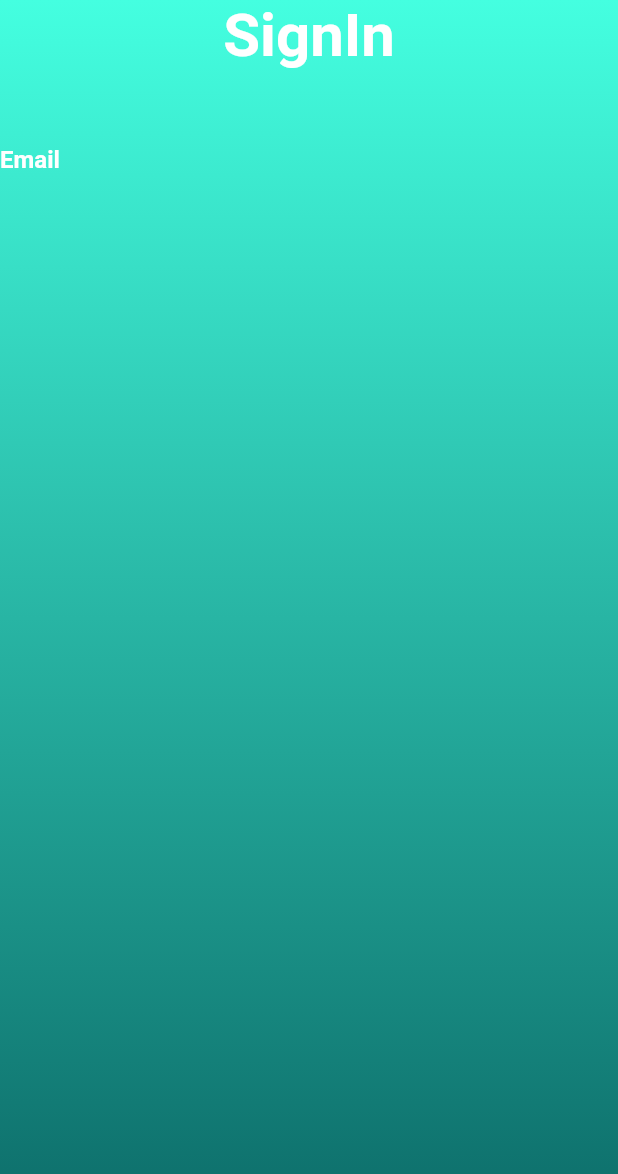
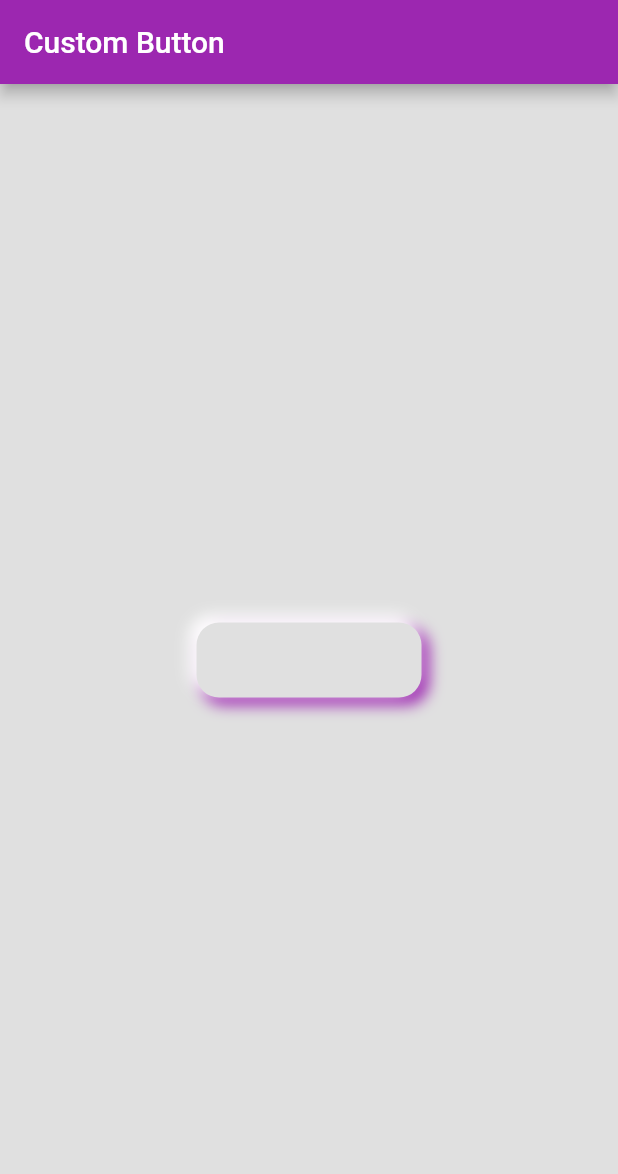
Before and after one commit to Nuwan-Wi/Fuel_App_ui_flutter, a Flutter app: the screen it shows after launch, on a phone screen of 412 x 824 dp. Shown: the top 1174 px of the screen. Run offline on Flutter 3.47's test engine with Material 2 defaults, Android fonts, the phone set to English and light mode, and no system bars.

Commit message:
Button Created

```diff
--- /dev/null
+++ b/sign_in/lib/HomePage.dart
@@ -0,0 +1,85 @@
+// ignore: file_names
+import 'package:flutter/material.dart';
+
+
+//  class HomePage extends StatefulWidget {
+//   const HomePage({super.key});
+
+//   @override
+//   Widget build(BuildContext context) {
+//     return Scaffold(
+//       appBar: AppBar(
+//         title: Text("Custom Button"),
+//         backgroundColor: Colors.purple,
+//       ),
+//       body: Container(
+//         color: Colors.grey.shade300,
+//         child: Center(
+//           child: Container(
+//             height: 50,
+//             width: 150,
+//             decoration: BoxDecoration(
+//               color: Colors.white,
+//               borderRadius: BorderRadius.circular(15),
+//               boxShadow: [
+//                 BoxShadow(
+//                   color: Colors.purple,
+//                   spreadRadius: 1,
+//                   blurRadius: 8,
+//                   offset: Offset(4,4)
+//                 )
+//               ]
+//             ),
+//           ),
+//         ),
+//       )
+//     );
+//   }
+// }
+
+
+class HomePage extends StatefulWidget {
+  const HomePage({super.key});
+
+  @override
+  State<HomePage> createState() => _HomePageState();
+}
+
+class _HomePageState extends State<HomePage> {
+  @override
+  Widget build(BuildContext context) {
+    return Scaffold(
+      appBar: AppBar(
+        title: Text("Custom Button"),
+        backgroundColor: Colors.purple,
+      ),
+      body: Container(
+        color: Colors.grey.shade300,
+        child: Center(
+          child: Container(
+            height: 50,
+            width: 150,
+            decoration: BoxDecoration(
+              color: Colors.grey.shade300,
+              borderRadius: BorderRadius.circular(15),
+              boxShadow: [
+                BoxShadow(
+                  color: Colors.purple,
+                  spreadRadius: 1,
+                  blurRadius: 8,
+                  offset: Offset(4,4),
+                ),
+                BoxShadow(
+                  color: Colors.white,
+                  spreadRadius: 1,
+                  blurRadius: 8,
+                  offset: Offset(-4,-4),
+                )
+              ]
+            ),
+          ),
+        ),
+      )
+    );
+  }
+}
--- a/sign_in/lib/main.dart
+++ b/sign_in/lib/main.dart
@@ -1,5 +1,6 @@
 import 'package:flutter/material.dart';
 import 'login.dart';
+import 'HomePage.dart';
 
 void main() {
   runApp(MyApp());
@@ -12,7 +13,7 @@ class MyApp extends StatelessWidget {
     return MaterialApp(
       title: 'Flutter Demo',
       debugShowCheckedModeBanner: false,
-      home: LoginScreen(),
+      home: HomePage(),
       );
   }
 }
```
